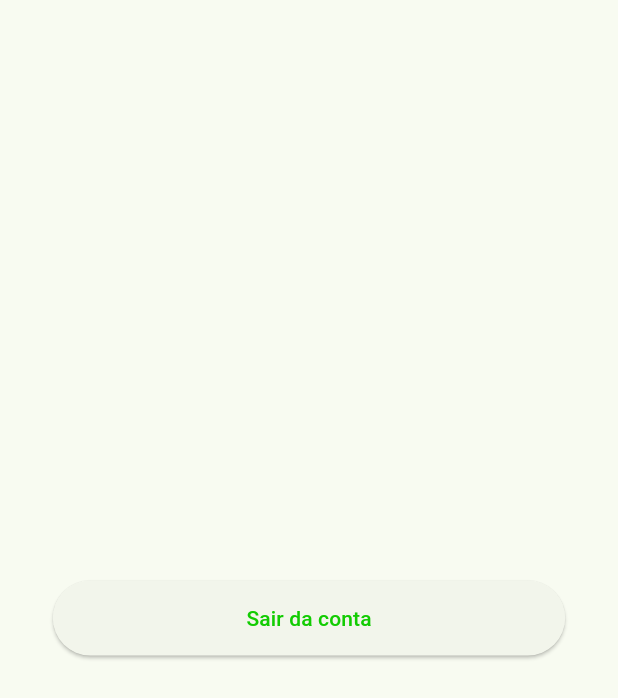
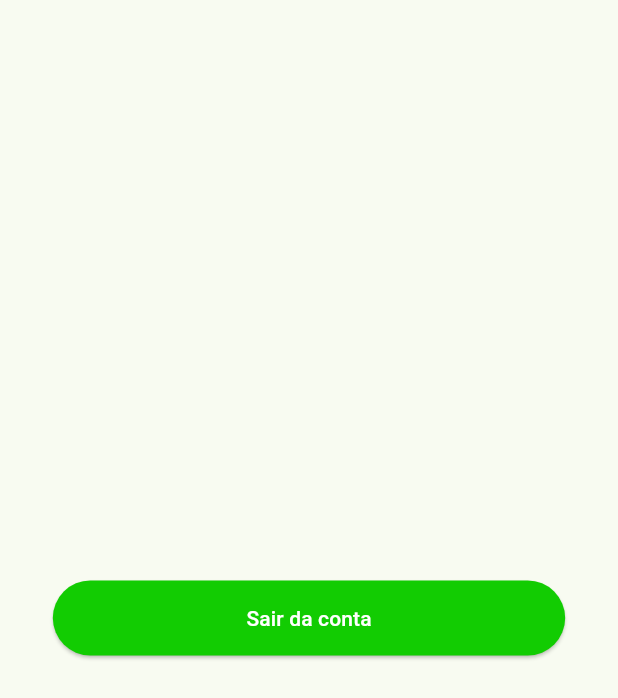
Before and after one commit to asaph32/DesenvolvimentoAppFinancas, a Flutter app: the Perfil widget shown alone on an empty page, opened directly, on a phone screen of 412 x 824 dp. Shown: the top 698 px of the screen. Run offline on Flutter 3.47's test engine with Material 2 defaults, Android fonts, the phone set to English and light mode, and no system bars; our stand-ins replace animated_text_kit, firebase_auth, firebase_core; accounts and stored records are empty; network calls fail.

Commit message:
alteracao cor botao sair da conta

```diff
--- a/app_financas/lib/pages/perfil/perfil.dart
+++ b/app_financas/lib/pages/perfil/perfil.dart
@@ -21,13 +21,17 @@ class _PerfilState extends State<Perfil> {
         padding: const EdgeInsets.all(20),
         child: ElevatedButton(
           style: ElevatedButton.styleFrom(
-            padding: const EdgeInsets.only(left: 129, right: 129, top: 15, bottom: 15)
+            padding: const EdgeInsets.only(left: 129, right: 129, top: 15, bottom: 15),
+            primary: Theme.of(context).colorScheme.primary,
           ),
           onPressed: () {
             sairDaConta();
           },
-          child: const Text(
+          child: Text(
             "Sair da conta",
+            style: TextStyle(
+              color: Theme.of(context).colorScheme.secondary,
+            ),
           ),
         ),
       ),
```
